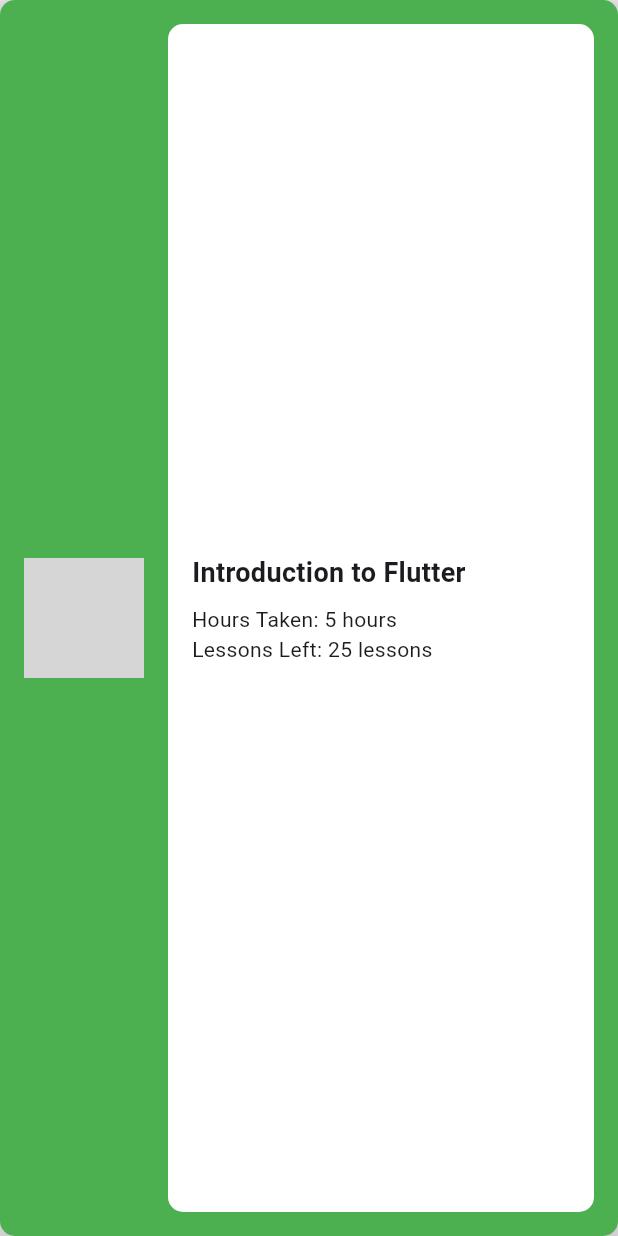
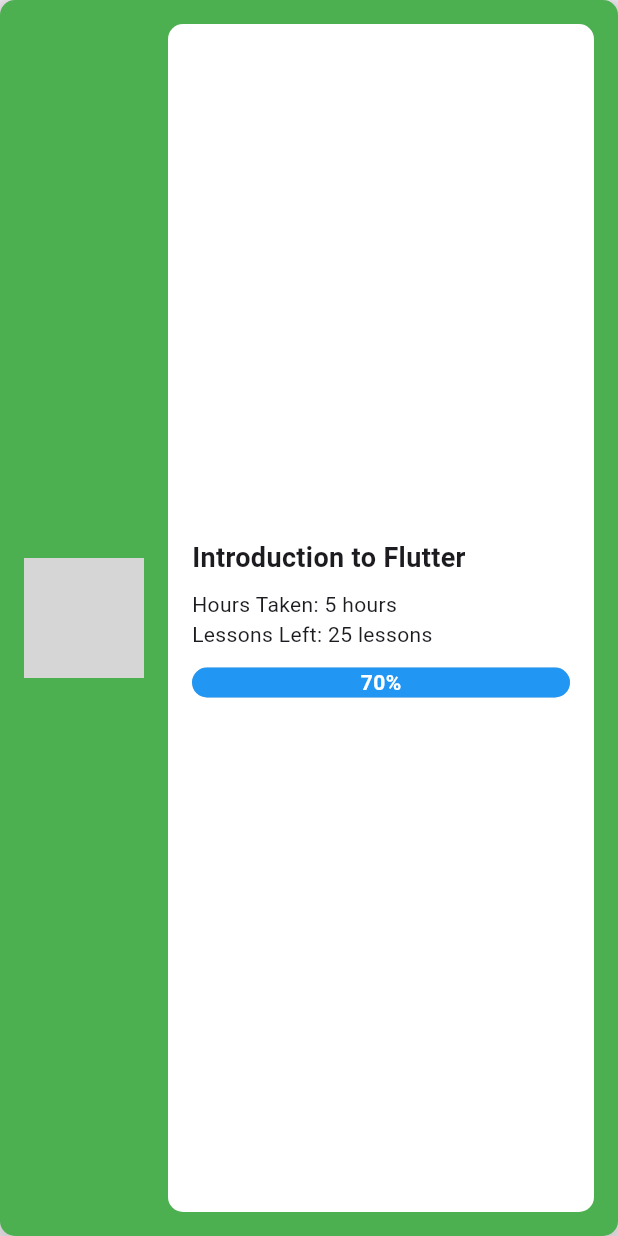
Before and after one commit to talent-Hub-ET/mobile_app, a Flutter app: the CourseSection screen opened directly, on a phone screen of 412 x 824 dp. Run offline on Flutter 3.47's test engine with Material 2 defaults, Android fonts, the phone set to English and light mode, and no system bars; grey boxes are pictures that could not be loaded.

Commit message:
create progress bar class

```diff
--- a/lib/Pages/CourseSection.dart
+++ b/lib/Pages/CourseSection.dart
@@ -61,7 +61,9 @@
                       ),
                     ),
                     SizedBox(height: 12.0),
-                    // Replace with actual progress percentage
+                    _ProgressBar(
+                        progress:
+                            70), // Replace with actual progress percentage
                   ],
                 ),
               ),
@@ -72,3 +74,40 @@
     );
   }
 }
+
+class _ProgressBar extends StatelessWidget {
+  final int progress;
+
+  const _ProgressBar({Key? key, required this.progress}) : super(key: key);
+
+  @override
+  Widget build(BuildContext context) {
+    return Container(
+      height: 20.0,
+      decoration: BoxDecoration(
+        borderRadius: BorderRadius.circular(10.0),
+        color: Colors.grey.withOpacity(0.5),
+      ),
+      child: Stack(
+        children: [
+          Container(
+            width: double.infinity * (progress / 100),
+            decoration: BoxDecoration(
+              borderRadius: BorderRadius.circular(10.0),
+              color: Colors.blue, // Change the progress bar color as needed
+            ),
+          ),
+          Center(
+            child: Text(
+              '$progress%', // Display the progress percentage in the middle
+              style: TextStyle(
+                color: Colors.white,
+                fontWeight: FontWeight.bold,
+              ),
+            ),
+          ),
+        ],
+      ),
+    );
+  }
+}
```
